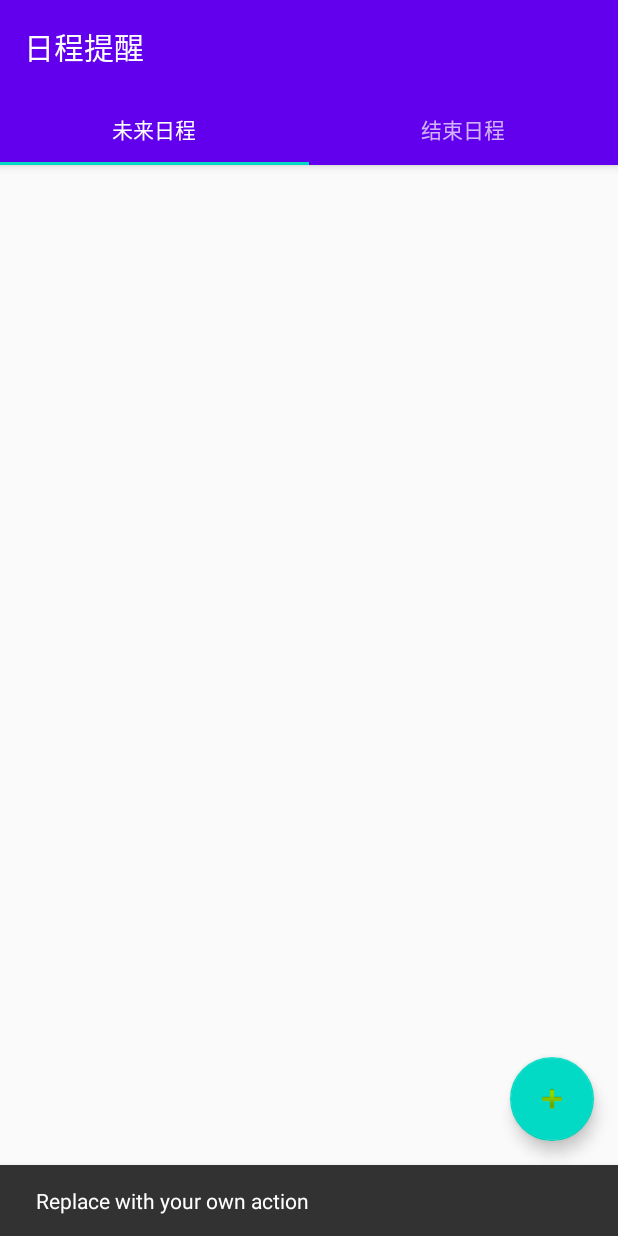
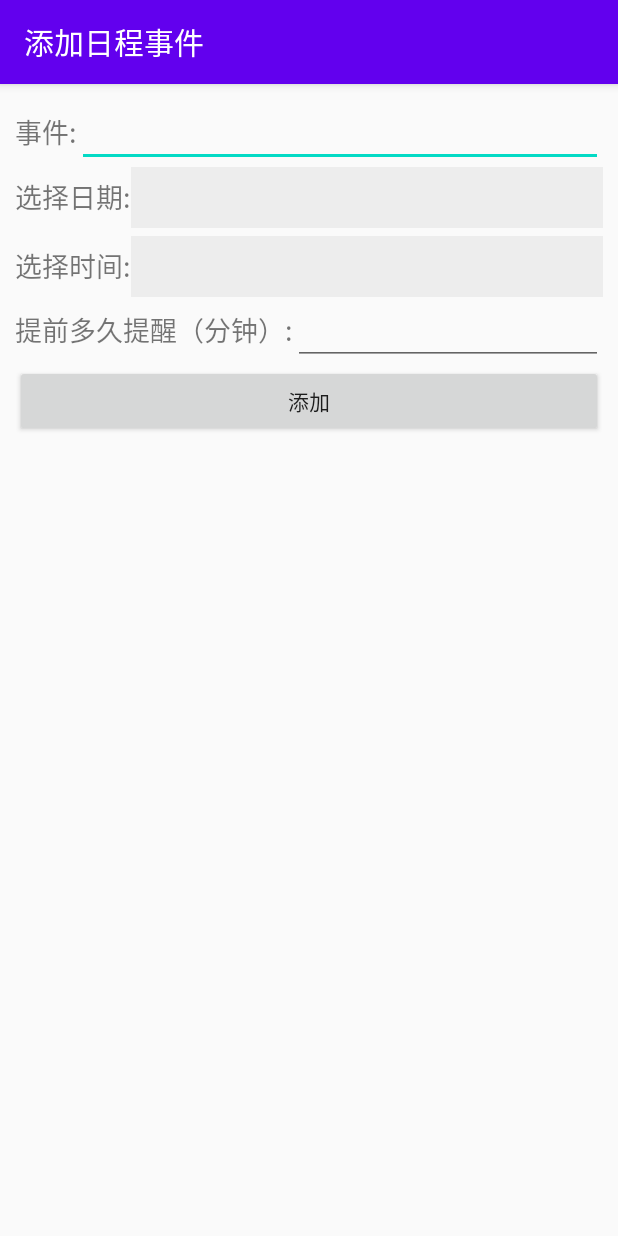
Before and after one commit to jiangyichun/Reminder, an Android app: the screen it shows after launch (MainActivity before the commit, AddEventActivity after it), after a tap on an icon or button, on a phone screen of 412 x 824 dp. Run offline under Robolectric (Android 15) with nearby library versions, the phone set to English and light mode, and no system bars; libraries missing offline, so code that uses them is left out: android.arch.core; 1 statement that could not run was skipped.

Commit message:
Add new "Add Event" activity

```diff
--- /dev/null
+++ b/app/src/main/java/com/jyc/reminder/AddEventActivity.java
@@ -0,0 +1,13 @@
+package com.jyc.reminder;
+
+import android.support.v7.app.AppCompatActivity;
+import android.os.Bundle;
+
+public class AddEventActivity extends AppCompatActivity {
+
+    @Override
+    protected void onCreate(Bundle savedInstanceState) {
+        super.onCreate(savedInstanceState);
+        setContentView(R.layout.activity_add_event);
+    }
+}
--- a/app/src/main/java/com/jyc/reminder/MainActivity.java
+++ b/app/src/main/java/com/jyc/reminder/MainActivity.java
@@ -1,5 +1,6 @@
 package com.jyc.reminder;
 
+import android.content.Intent;
 import android.os.Bundle;
 import android.support.design.widget.FloatingActionButton;
 import android.support.design.widget.Snackbar;
@@ -10,6 +11,8 @@ import android.view.Menu;
 import android.view.MenuItem;
 import android.view.View;
 
+import com.jyc.reminder.db.EventDb;
+import com.jyc.reminder.ui.main.PageViewModel;
 import com.jyc.reminder.ui.main.SectionsPagerAdapter;
 
 public class MainActivity extends AppCompatActivity {
@@ -28,9 +31,16 @@ public class MainActivity extends AppCompatActivity {
         fab.setOnClickListener(new View.OnClickListener() {
             @Override
             public void onClick(View view) {
-                Snackbar.make(view, "Replace with your own action", Snackbar.LENGTH_LONG)
-                        .setAction("Action", null).show();
+                Intent i= new Intent("AddEvent");
+                startActivity(i);
             }
         });
+
+        this.loadAllEvents();
+    }
+
+    private void loadAllEvents() {
+        EventDb eventDb = new EventDb(getApplicationContext());
+        PageViewModel.setEvents(eventDb.findAll());
     }
 }
--- /dev/null
+++ b/app/src/main/java/com/jyc/reminder/db/EventDb.java
@@ -0,0 +1,58 @@
+package com.jyc.reminder.db;
+
+import android.content.Context;
+import android.database.Cursor;
+import android.database.sqlite.SQLiteDatabase;
+import android.database.sqlite.SQLiteOpenHelper;
+import android.support.annotation.Nullable;
+
+import com.jyc.reminder.pojo.Event;
+
+import java.util.ArrayList;
+import java.util.List;
+import java.util.UUID;
+
+public class EventDb extends SQLiteOpenHelper {
+
+    public EventDb(@Nullable Context context) {
+        super(context, "events_db", null, 1);
+    }
+
+    @Override
+    public void onCreate(SQLiteDatabase db) {
+        db.execSQL("create table events(uuid varchar(32) primary key, title text, datetime text, overdue boolean)");
+    }
+
+    @Override
+    public void onUpgrade(SQLiteDatabase db, int oldVersion, int newVersion) {
+
+    }
+
+    public List<Event> findAll() {
+        List<Event> result = new ArrayList<>();
+        SQLiteDatabase db = this.getReadableDatabase();
+        Cursor cursor = db.rawQuery("select * from events ", null);
+        Event event = null;
+        while (cursor.moveToNext()) {
+            event = new Event();
+            event.setUuid(cursor.getString(cursor.getColumnIndex("uuid")));
+            event.setTitle(cursor.getString(cursor.getColumnIndex("title")));
+            event.setDatetime(cursor.getString(cursor.getColumnIndex("datetime")));
+            event.setOverdue(cursor.getInt(cursor.getColumnIndex("overdue")) == 1);
+            result.add(event);
+        }
+        db.close();
+        return result;
+    }
+
+    public void addEvent(Event event) {
+        if(event.getUuid() == null) {
+            event.setUuid(UUID.randomUUID().toString());
+        }
+
+        SQLiteDatabase db = this.getWritableDatabase();
+        db.execSQL("insert into events (uuid, title, datetime, overdue) values(?, ?, ?, ?)",
+                new Object[] { event.getUuid(), event.getTitle(), event.getDatetime(), event.getOverdue() });
+        db.close();
+    }
+}
--- a/app/src/main/java/com/jyc/reminder/ui/main/PageViewModel.java
+++ b/app/src/main/java/com/jyc/reminder/ui/main/PageViewModel.java
@@ -6,13 +6,23 @@ import android.arch.lifecycle.MutableLiveData;
 import android.arch.lifecycle.Transformations;
 import android.arch.lifecycle.ViewModel;
 
+import com.jyc.reminder.pojo.Event;
+
+import java.util.ArrayList;
+import java.util.List;
+import java.util.stream.Collectors;
+
 public class PageViewModel extends ViewModel {
 
+    private static List<Event> events = new ArrayList<>();
+
     private MutableLiveData<Integer> mIndex = new MutableLiveData<>();
-    private LiveData<String> mText = Transformations.map(mIndex, new Function<Integer, String>() {
+    private LiveData<List<Event>> mText = Transformations.map(mIndex, new Function<Integer, List<Event>>() {
         @Override
-        public String apply(Integer input) {
-            return "Hello world from section: " + input;
+        public List<Event> apply(Integer input) {
+            return events.stream().filter(item -> {
+                return input.intValue() == 1 ? !item.getOverdue() : item.getOverdue();
+            }).collect(Collectors.toList());
         }
     });
 
@@ -20,7 +30,11 @@ public class PageViewModel extends ViewModel {
         mIndex.setValue(index);
     }
 
-    public LiveData<String> getText() {
+    public LiveData<List<Event>> getText() {
         return mText;
     }
+
+    public static void setEvents(List<Event> events) {
+        PageViewModel.events = events;
+    }
 }
--- a/app/src/main/java/com/jyc/reminder/ui/main/PlaceholderFragment.java
+++ b/app/src/main/java/com/jyc/reminder/ui/main/PlaceholderFragment.java
@@ -15,6 +15,9 @@ import android.arch.lifecycle.ViewModelProvider;
 
 import com.jyc.reminder.MainActivity;
 import com.jyc.reminder.R;
+import com.jyc.reminder.pojo.Event;
+
+import java.util.List;
 
 /**
  * A placeholder fragment containing a simple view.
@@ -51,11 +54,11 @@ public class PlaceholderFragment extends Fragment {
             Bundle savedInstanceState) {
         View root = inflater.inflate(R.layout.fragment_main, container, false);
         final ListView listView = root.findViewById(R.id.list_view);
-        pageViewModel.getText().observe(this, new Observer<String>() {
+        pageViewModel.getText().observe(this, new Observer<List<Event>>() {
             @Override
-            public void onChanged(@Nullable String s) {
+            public void onChanged(@Nullable List<Event> events) {
                 ArrayAdapter<String> adapter = new ArrayAdapter<String>(inflater.getContext(), android.R.layout.simple_expandable_list_item_1,
-                        new String[]{"test1", "test2"});
+                        events.stream().map(Event::toString).toArray(String[]::new));
                 listView.setAdapter(adapter);
             }
         });
--- /dev/null
+++ b/app/src/main/res/layout/activity_add_event.xml
@@ -0,0 +1,93 @@
+<?xml version="1.0" encoding="utf-8"?>
+<LinearLayout xmlns:android="http://schemas.android.com/apk/res/android"
+    xmlns:tools="http://schemas.android.com/tools"
+    android:id="@+id/activity_add_event"
+    android:layout_width="match_parent"
+    android:layout_height="match_parent"
+    android:orientation="vertical"
+    android:padding="10dp"
+    tools:context="com.jyc.reminder.AddEventActivity">
+
+    <LinearLayout
+        android:id="@+id/ll_event"
+        android:layout_width="match_parent"
+        android:layout_height="wrap_content"
+        android:orientation="horizontal">
+        <TextView
+            android:layout_width="wrap_content"
+            android:layout_height="wrap_content"
+            android:text="事件:"
+            android:textSize="18sp" />
+        <EditText
+            android:id="@+id/eventNameInput"
+            android:layout_width="match_parent"
+            android:layout_height="wrap_content"
+            android:ems="10"
+            android:inputType="textPersonName" />
+    </LinearLayout>
+
+    <LinearLayout
+        android:id="@+id/ll_date"
+        android:layout_width="match_parent"
+        android:layout_height="wrap_content"
+        android:orientation="horizontal">
+        <TextView
+            android:layout_width="wrap_content"
+            android:layout_height="wrap_content"
+            android:text="选择日期:"
+            android:textSize="18sp" />
+        <TextView
+            android:id="@+id/eventDateInput"
+            android:layout_width="match_parent"
+            android:layout_height="wrap_content"
+            android:background="#ededed"
+            android:padding="8dp"
+            android:textSize="18sp" />
+    </LinearLayout>
+
+    <LinearLayout
+        android:id="@+id/ll_time"
+        android:layout_width="match_parent"
+        android:layout_height="wrap_content"
+        android:layout_marginTop="5dp"
+        android:orientation="horizontal">
+        <TextView
+            android:layout_width="wrap_content"
+            android:layout_height="wrap_content"
+            android:text="选择时间:"
+            android:textSize="18sp" />
+        <TextView
+            android:id="@+id/eventTimeInput"
+            android:layout_width="match_parent"
+            android:layout_height="wrap_content"
+            android:background="#ededed"
+            android:padding="8dp"
+            android:textSize="18sp" />
+    </LinearLayout>
+
+    <LinearLayout
+        android:id="@+id/ll_remind"
+        android:layout_width="match_parent"
+        android:layout_height="wrap_content"
+        android:orientation="horizontal">
+        <TextView
+            android:layout_width="wrap_content"
+            android:layout_height="wrap_content"
+            android:text="提前多久提醒（分钟）:"
+            android:textSize="18sp" />
+        <EditText
+            android:id="@+id/remindValueInput"
+            android:layout_width="match_parent"
+            android:layout_height="wrap_content"
+            android:ems="10"
+            android:inputType="textPersonName" />
+    </LinearLayout>
+
+    <Button
+        android:id="@+id/addBtn"
+        android:layout_width="match_parent"
+        android:layout_height="wrap_content"
+        android:text="添加" />
+
+
+</LinearLayout>
```
Also changed, not shown: app/src/main/AndroidManifest.xml (+6 -1 lines), app/src/main/java/com/jyc/reminder/pojo/Event.java (added, +45 -0 lines).
